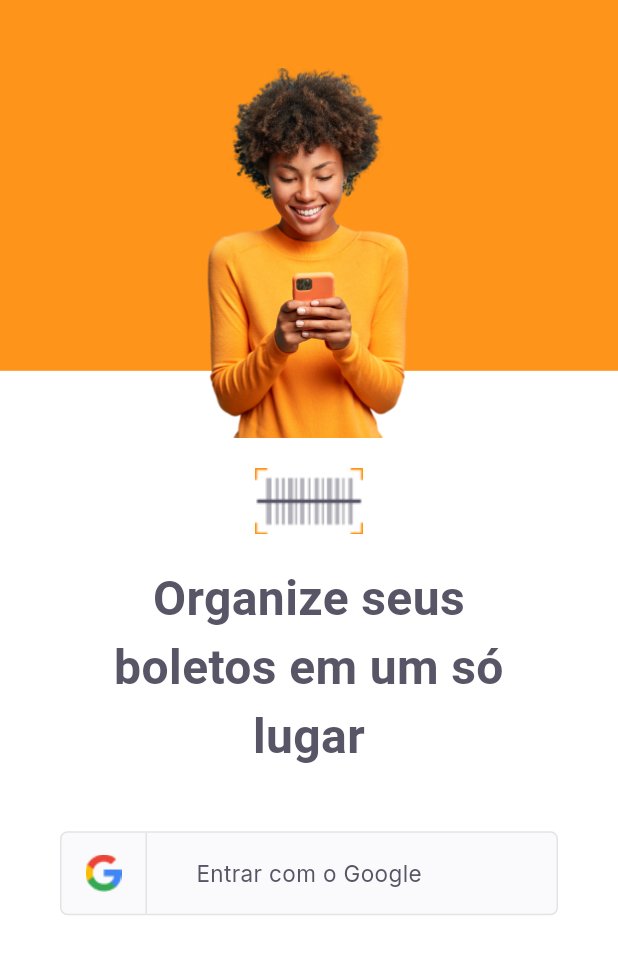
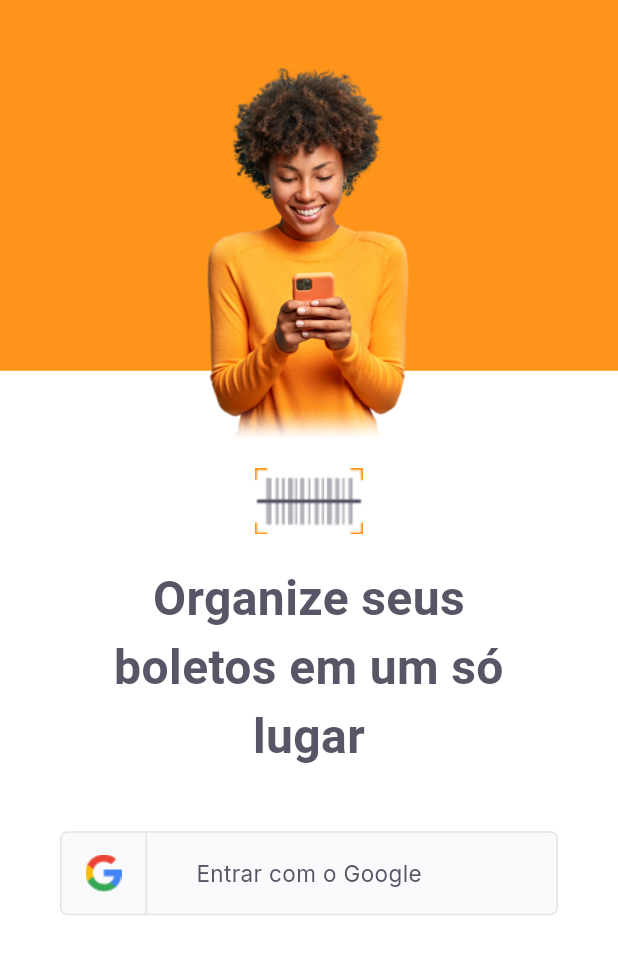
Before and after one commit to smborgesMobile/Flutter-Pay-Flow, a Flutter app: the screen it shows after launch, on a phone screen of 412 x 824 dp. Shown: the top 954 px of the screen. Run offline on Flutter 3.47's test engine with Material 3 defaults, Android fonts, the phone set to English and light mode, and no system bars; our stand-ins replace google_fonts.

Commit message:
feat: Login screen

```diff
--- a/lib/modules/login/login_page.dart
+++ b/lib/modules/login/login_page.dart
@@ -32,14 +32,45 @@ class _LoginPageState extends State<LoginPage> {
               child: Column(
                 children: [
                   const SizedBox(height: 45),
-                  Image.asset(
-                    AppImages.person,
-                    width: 208,
-                    height: size.height * 0.3,
+                  Stack(
+                    children: [
+                      Image.asset(
+                        AppImages.person,
+                        width: 208,
+                        height: size.height * 0.3,
+                        fit: BoxFit.scaleDown,
+                      ),
+                      Positioned(
+                        bottom: 0,
+                        left: 0,
+                        right: 0,
+                        child: Container(
+                          height: 20,
+                          decoration: BoxDecoration(
+                            gradient: LinearGradient(
+                              begin: Alignment.topCenter,
+                              end: Alignment.bottomCenter,
+                              colors: [
+                                Colors.white.withValues(alpha: .0),
+                                Colors.white.withValues(alpha: .2),
+                                Colors.white.withValues(alpha: .5),
+                                Colors.white.withValues(alpha: .8),
+                                Colors.white,
+                              ],
+                            ),
+                            borderRadius: const BorderRadius.vertical(
+                              bottom: Radius.circular(10),
+                            ),
+                          ),
+                        ),
+                      ),
+                    ],
                   ),
 
                   const SizedBox(height: 20),
+
                   Image.asset(AppImages.logomini),
+
                   const SizedBox(height: 20),
 
                   Padding(
@@ -52,6 +83,7 @@ class _LoginPageState extends State<LoginPage> {
                   ),
 
                   const SizedBox(height: 40),
+
                   Padding(
                     padding: const EdgeInsets.symmetric(horizontal: 40),
                     child: SocialLoginButton(
```
